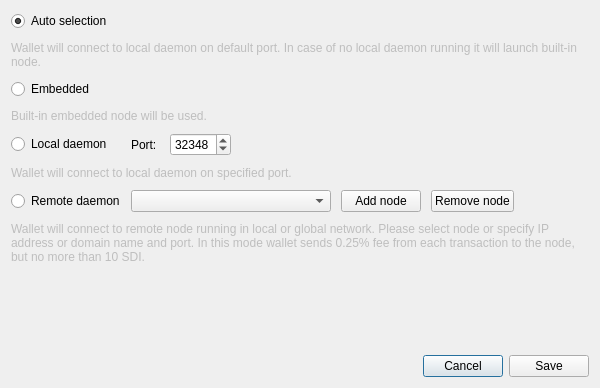
Before: the Qt Designer form src/gui/ui/connectionsettingsdialog.ui in bitsoldi/soldiwallet, drawn with Qt 5.
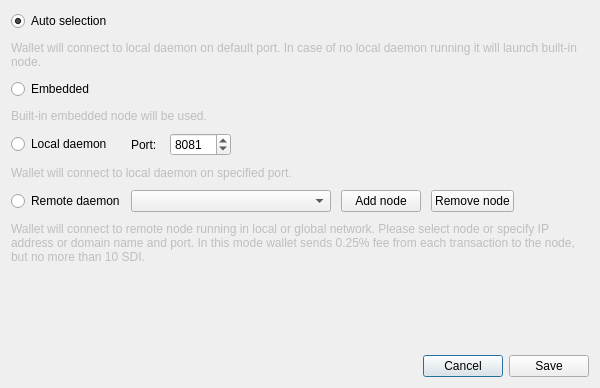
After: the same form once the commit is applied. Icons and pictures are not drawn.

What changed in the file:
```diff
--- a/src/gui/ui/connectionsettingsdialog.ui
+++ b/src/gui/ui/connectionsettingsdialog.ui
@@ -130,7 +130,7 @@
           <number>65535</number>
          </property>
          <property name="value">
-          <number>32348</number>
+          <number>8081</number>
          </property>
          <property name="displayIntegerBase">
           <number>10</number>
```
